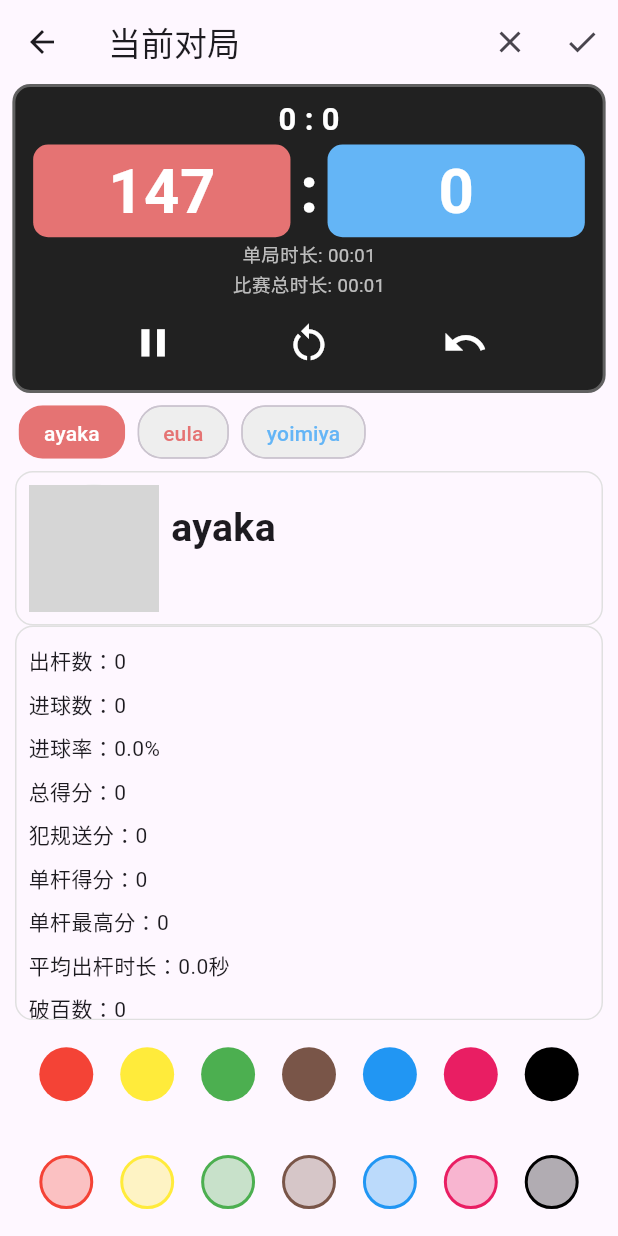
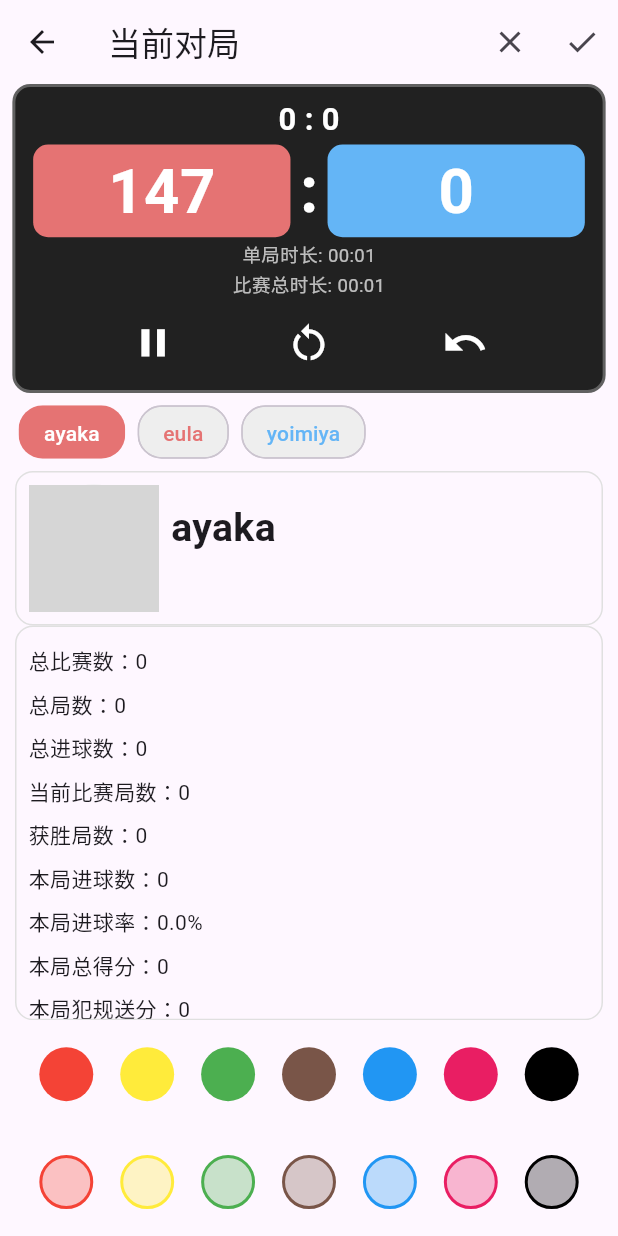
Before and after one commit to Ad-Astra-Abyssosque/SnookeMaster, a Flutter app: the MatchesPage screen opened directly with empty values, after a tap on the "play arrow" icon, on a phone screen of 412 x 824 dp. Run offline on Flutter 3.47's test engine with Material 3 defaults, Android fonts, the phone set to English and light mode, and no system bars; grey boxes are pictures that could not be loaded.

Commit message:
v0.0.7
- 完成出杆时长计算

```diff
--- a/lib/models/match_model.dart
+++ b/lib/models/match_model.dart
@@ -43,6 +43,7 @@ class MatchModel extends ChangeNotifier {
   int _currentGameSeconds = 0; // 单局时长（秒）
   int _totalGameSeconds = 0;   // 总时长（秒）
   bool _isRunning = false;     // 计时器是否运行中
+  Map<Player, int> _lastShotTime = {}; //保存每个player上次击球的时间，刚换到当前player则重置为0
 
   final List<_ScoreBoardStateSnapshot> _undoStack = [];
 
@@ -54,6 +55,7 @@ class MatchModel extends ChangeNotifier {
   // 构造函数传入players
   MatchModel({
     required this.players
+
   });
 
   void _startTimer() {
@@ -192,6 +194,7 @@ class MatchModel extends ChangeNotifier {
     if (index == _currentIndex) return;
     if (index >= 0 && index < players.length) {
       _currentIndex = index;
+      _lastShotTime[players[currentIndex]] = _currentGameSeconds;
       notifyListeners();
     }
   }
@@ -199,6 +202,7 @@ class MatchModel extends ChangeNotifier {
   // 程序控制切换到下一个球员
   void _switchToNextPlayer() {
     _currentIndex = (_currentIndex + 1) % players.length;
+    _lastShotTime[players[currentIndex]] = _currentGameSeconds;
     _currentSide = currentShootingPlayer!.currentSide!;
     notifyListeners();
   }
@@ -220,6 +224,9 @@ class MatchModel extends ChangeNotifier {
   }
 
   void _recordShot(BallColor ball, int score, ShotResult shotResult) {
+    // 统计出杆时长
+    int shotTimeSeconds = _currentGameSeconds - _lastShotTime[currentShootingPlayer]!;
+    _lastShotTime[currentShootingPlayer!] = _currentGameSeconds;
     switch (shotResult) {
       case ShotResult.pot: {
         increaseScore(_currentSide, score);
@@ -234,7 +241,7 @@ class MatchModel extends ChangeNotifier {
         break;
       }
     }
-    currentShootingPlayer?.addShotData(ShotData(shotTime: 10, ball: ball, score: score, shotResult: shotResult));
+    currentShootingPlayer?.addShotData(ShotData(shotTime: shotTimeSeconds, ball: ball, score: score, shotResult: shotResult));
   }
 
   //////////////////////////////////////////////////////////////////////////////
@@ -287,6 +294,12 @@ class MatchModel extends ChangeNotifier {
       _startTimer();
     }
     _isRunning = !_isRunning;
+
+    for (var p in players) {
+      _lastShotTime[p] = _currentGameSeconds;
+    }
+
+
     notifyListeners();
   }
 
@@ -303,6 +316,9 @@ class MatchModel extends ChangeNotifier {
     _isRunning = false;
     for (int i = 0; i < players.length; i++) {
       players[i].onMatchReset();
+    }
+    for (var p in players) {
+      _lastShotTime[p] = _currentGameSeconds;
     }
     notifyListeners();
   }
--- a/lib/widgets/player_data_widget.dart
+++ b/lib/widgets/player_data_widget.dart
@@ -2,6 +2,8 @@ import 'package:flutter/material.dart';
 import '../models/player.dart';
 import 'package:snooke_master/models/data/match_data.dart';
 import 'package:snooke_master/models/data/frame_data.dart';
+import 'package:snooke_master/models/data/career_data.dart';
+
 
 /// Widget to display a player's current frame statistics in a scrollable list.
 class PlayerStatsWidget extends StatelessWidget {
@@ -26,6 +28,7 @@ class PlayerStatsWidget extends StatelessWidget {
     // Retrieve the current frame data
     final MatchData? matchData = player.currentMatchData;
     final FrameData? frame = matchData?.currentFrameData;
+    final CareerData? careerData = player.careerData;
 
     // Set up default dimensions
     final screenWidth = MediaQuery.of(context).size.width;
@@ -37,11 +40,15 @@ class PlayerStatsWidget extends StatelessWidget {
     // Build the list of stats strings
     final List<String> items = [];
     if (frame != null) {
-      items.add('出杆数：${frame.shotsCount}');
-      items.add('进球数：${frame.potsCount}');
-      items.add('进球率：${(frame.potSuccessRate * 100).toStringAsFixed(1)}%');
-      items.add('总得分：${frame.totalScore}');
-      items.add('犯规送分：${frame.faultCount}');
+      items.add('总比赛数：${careerData?.totalMatch}');
+      items.add('总局数：${careerData?.totalFrame}');
+      items.add('总进球数：${careerData?.frameDataSummary.potsCount}');
+      items.add('当前比赛局数：${matchData?.frameCount}');
+      items.add('获胜局数：${matchData?.winFrame}');
+      items.add('本局进球数：${frame.potsCount}');
+      items.add('本局进球率：${(frame.potSuccessRate * 100).toStringAsFixed(1)}%');
+      items.add('本局总得分：${frame.totalScore}');
+      items.add('本局犯规送分：${frame.faultCount}');
       items.add('单杆得分：${frame.break_}');
       items.add('单杆最高分：${frame.highestBreak}');
       items.add('平均出杆时长：${frame.averageShotTime.toStringAsFixed(1)}秒');
```
